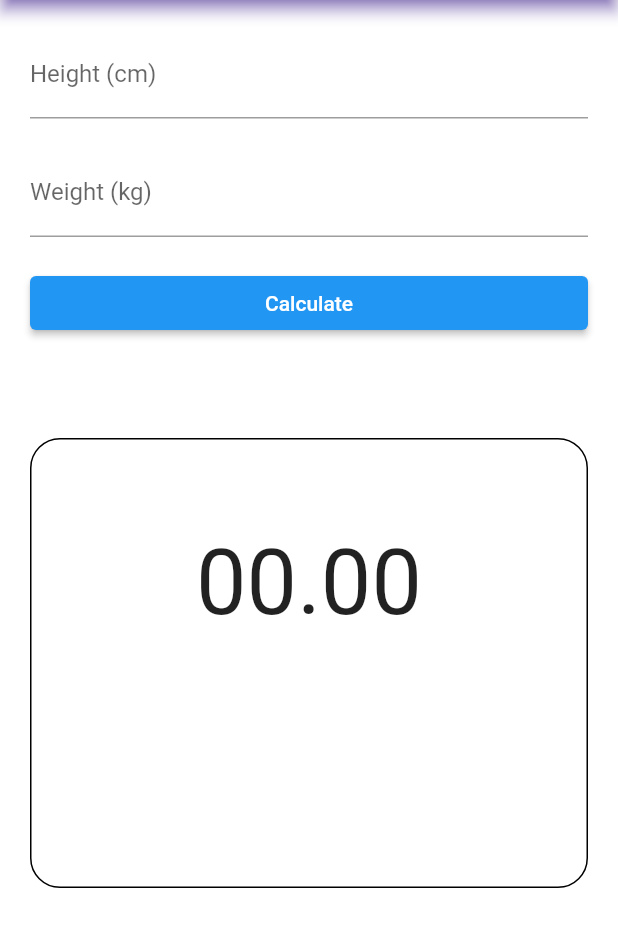
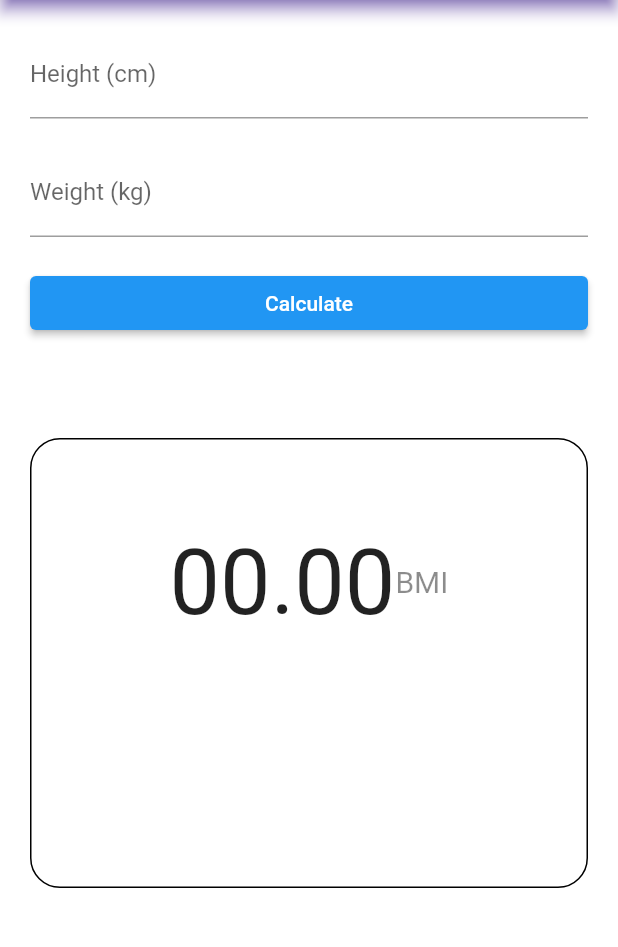
Before and after one commit to kirtijangid/BMI-calculator, a Flutter app: the screen it shows after launch, on a phone screen of 412 x 824 dp, the part 84-1031 px from its top. Run offline on Flutter 3.47's test engine with Material 2 defaults, Android fonts, the phone set to English and light mode, and no system bars.

Commit message:
adding text &giving styling

```diff
--- a/lib/appbar.dart
+++ b/lib/appbar.dart
@@ -133,6 +133,12 @@ class _AppbarState extends State<Appbar> {
                                     : null
                       ),
                       ),
+                      const Text('BMI',
+                      style: TextStyle(
+                        fontSize: 20,
+                        color: Colors.black45
+                        ),
+                        ),
                     ],
                   )
                 ],
```
